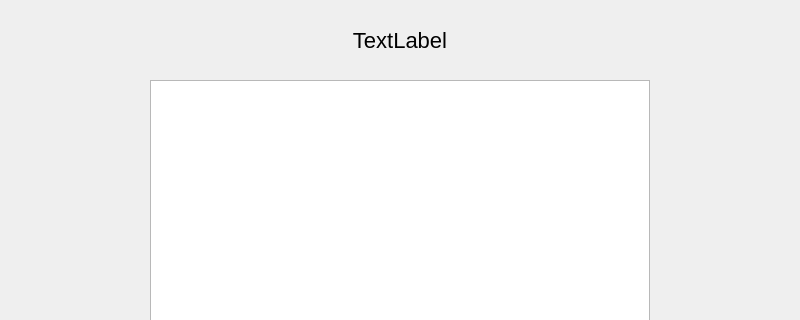
JuanLoaiza007/Proyecto-1-IA-2024-I, file views/Vista_juego.ui: the form before one commit; both pictures show x 0 to 800 and y 0 to 320 of the 800 by 600 pixel window.
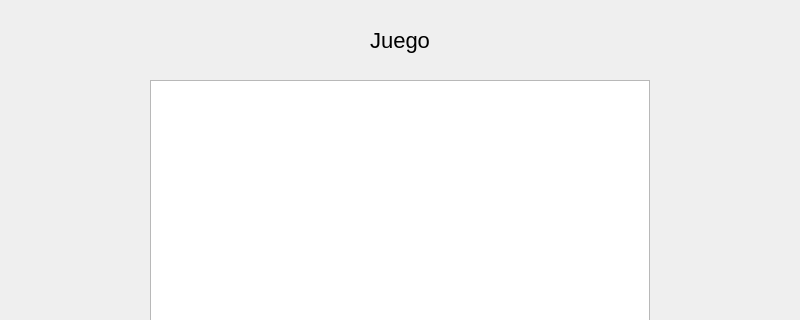
The form after the commit.

```diff
--- a/views/Vista_juego.ui
+++ b/views/Vista_juego.ui
@@ -499,7 +499,7 @@
        <item>
         <widget class="QLabel" name="lbl_titulo">
          <property name="text">
-          <string>TextLabel</string>
+          <string>Juego</string>
          </property>
          <property name="alignment">
           <set>Qt::AlignCenter</set>
```
Left out of the diff: 21 changed lines with no effect on the pictures.
